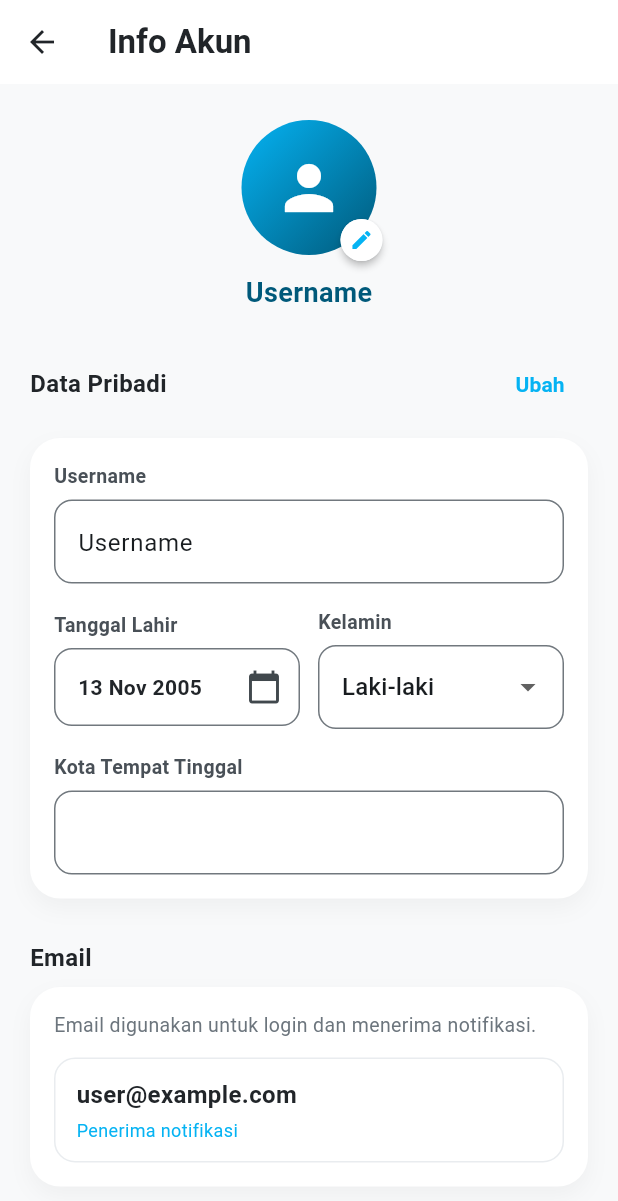
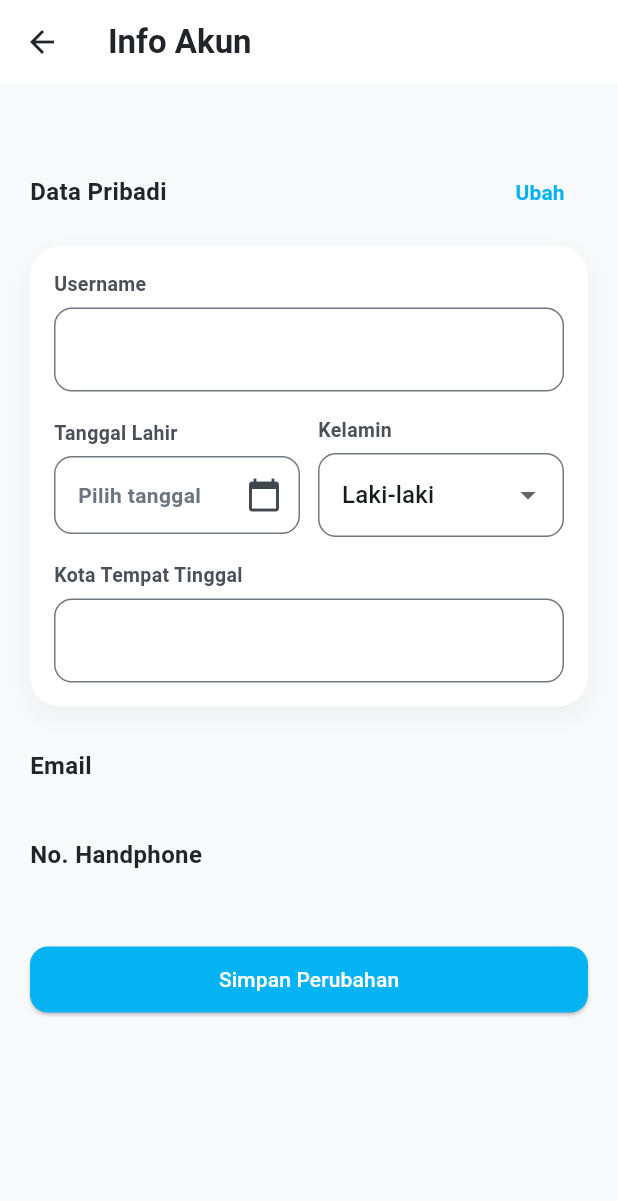
Before and after one commit to Llorente14/Wanderwhale, a Flutter app: the screen it shows after launch, item 5 of the bottom bar chosen, after a tap on "Account Information", on a phone screen of 412 x 824 dp. Shown: the top 1201 px of the screen. Run offline on Flutter 3.47's test engine with Material 3 defaults, Android fonts, the phone set to English and light mode, and no system bars; our stand-ins replace cached_network_image, dio, dotted_line, firebase_auth, firebase_core, flutter_riverpod and 2 more; accounts and stored records are empty; network calls fail; Roboto replaces fonts that are missing (SF Pro Display).

Commit message:
update profile

```diff
--- a/flutter_app/lib/providers/providers.dart
+++ b/flutter_app/lib/providers/providers.dart
@@ -9,3 +9,4 @@ export 'flight_providers.dart';
 export 'wishlist_providers.dart';
 export 'notification_providers.dart';
 export 'booking_providers.dart';
+export 'user_profile_provider.dart';
--- a/flutter_app/lib/providers/user_profile_provider.dart
+++ b/flutter_app/lib/providers/user_profile_provider.dart
@@ -1,8 +1,14 @@
+import 'package:firebase_auth/firebase_auth.dart';
 import 'package:flutter/foundation.dart';
 
 import '../core/config/app_config.dart';
 import '../core/network/api_client.dart';
 import '../models/user_profile.dart';
+import 'package:flutter_riverpod/flutter_riverpod.dart';
+
+final userProfileProvider = ChangeNotifierProvider<UserProfileProvider>((ref) {
+  return UserProfileProvider();
+});
 
 class UserProfileProvider extends ChangeNotifier {
   UserProfileProvider({
@@ -31,13 +37,31 @@ class UserProfileProvider extends ChangeNotifier {
     _authToken = token;
   }
 
+  Future<String?> _getAuthToken() async {
+    if (_authToken != null && _authToken!.isNotEmpty) {
+      return _authToken;
+    }
+    final user = FirebaseAuth.instance.currentUser;
+    if (user != null) {
+      try {
+        _authToken = await user.getIdToken();
+        return _authToken;
+      } catch (e) {
+        debugPrint('Error getting auth token: $e');
+        return null;
+      }
+    }
+    return null;
+  }
+
   Future<void> loadProfile({String? authToken, bool forceRefresh = false}) async {
     if (authToken != null) {
       _authToken = authToken;
     }
 
-    if (_authToken == null || _authToken!.isEmpty) {
-      _errorMessage = 'Token autentikasi belum diset.';
+    final token = await _getAuthToken();
+    if (token == null) {
+      _errorMessage = 'Token autentikasi belum diset dan user tidak login.';
       notifyListeners();
       return;
     }
@@ -53,7 +77,7 @@ class UserProfileProvider extends ChangeNotifier {
     try {
       final result = await _apiClient.get(
         path: AppConfig.userProfileEndpoint,
-        authToken: _authToken!,
+        authToken: token,
       );
 
       final data = result['data'] ?? result;
@@ -69,6 +93,51 @@ class UserProfileProvider extends ChangeNotifier {
     }
   }
 
+  Future<void> updateProfile(Map<String, dynamic> data) async {
+    _isLoading = true;
+    _errorMessage = null;
+    notifyListeners();
+
+    try {
+      // Gunakan ApiService langsung atau lewat ApiClient jika sudah ada wrapper-nya.
+      // Di sini kita asumsikan ApiClient punya method put atau kita pakai ApiService singleton jika ApiClient hanya wrapper http biasa.
+      // Tapi karena di kode yang ada ApiClient dipakai untuk get, kita coba pakai itu juga untuk put jika ada.
+      // Cek ApiClient dulu.
+      // Ternyata ApiClient di sini sepertinya wrapper custom. Mari kita lihat ApiClient dulu kalau perlu.
+      // Tapi tunggu, di file user_profile_provider.dart yang saya baca tadi:
+      // import '../core/network/api_client.dart';
+      // Dan _apiClient.get(...)
+
+      // Kalau saya lihat ApiService.dart yang saya edit sebelumnya, itu pakai Dio langsung.
+      // UserProfileProvider pakai ApiClient.
+      // Ini ada inkonsistensi di codebase user. Ada ApiService (singleton dengan Dio) dan ApiClient (wrapper).
+      // Saya harus cek ApiClient.dart dulu untuk memastikan dia punya method PUT.
+
+      final token = await _getAuthToken();
+      if (token == null) {
+        throw Exception('User tidak terautentikasi');
+      }
+
+      final result = await _apiClient.put(
+        path: AppConfig.userProfileEndpoint,
+        data: data,
+        authToken: token,
+      );
+
+      final responseData = result['data'] ?? result;
+       _profile = UserProfile.fromJson(
+        Map<String, dynamic>.from(responseData as Map),
+      );
+
+    } catch (error) {
+      _errorMessage = error.toString();
+      rethrow; // Rethrow agar UI bisa tangkap errornya
+    } finally {
+      _isLoading = false;
+      notifyListeners();
+    }
+  }
+
   Future<void> refresh() => loadProfile(forceRefresh: true);
 
   @override
--- a/flutter_app/lib/screens/user/edit_profile.dart
+++ b/flutter_app/lib/screens/user/edit_profile.dart
@@ -1,35 +1,18 @@
 import 'package:flutter/material.dart';
+import 'package:flutter_riverpod/flutter_riverpod.dart';
 
 import '../../core/theme/app_colors.dart';
 import '../../models/user_profile.dart';
+import '../../providers/user_profile_provider.dart';
 
-class EditProfileScreen extends StatefulWidget {
+class EditProfileScreen extends ConsumerStatefulWidget {
   const EditProfileScreen({super.key});
 
   @override
-  State<EditProfileScreen> createState() => _EditProfileScreenState();
+  ConsumerState<EditProfileScreen> createState() => _EditProfileScreenState();
 }
 
-class _EditProfileScreenState extends State<EditProfileScreen> {
-  static const UserProfile _mockProfile = UserProfile(
-    id: 'user-001',
-    email: 'user@example.com',
-    displayName: 'Username',
-    photoUrl: null,
-    phoneNumber: null,
-    dateOfBirth: null,
-    language: 'id',
-    currency: 'IDR',
-    createdAt: null,
-    updatedAt: null,
-    points: 0,
-    membershipLevel: 'Bronze',
-    postCount: 0,
-    followerCount: 0,
-    followingCount: 0,
-  );
-
-
+class _EditProfileScreenState extends ConsumerState<EditProfileScreen> {
   late final TextEditingController _displayNameController;
   late final TextEditingController _cityController;
   DateTime? _selectedBirthDate;
@@ -38,15 +21,31 @@ class _EditProfileScreenState extends State<EditProfileScreen> {
   @override
   void initState() {
     super.initState();
+    _displayNameController = TextEditingController();
+    _cityController = TextEditingController();
 
-    _displayNameController = TextEditingController(text: _mockProfile.displayName);
-    _cityController = TextEditingController();
-    _selectedBirthDate = DateTime(2005, 11, 13);
+    // Initialize with current profile data or fetch it
+    WidgetsBinding.instance.addPostFrameCallback((_) {
+      final provider = ref.read(userProfileProvider);
+      if (provider.profile == null) {
+        provider.loadProfile();
+      } else {
+        _populateFields(provider.profile!);
+      }
+    });
+  }
+
+  void _populateFields(UserProfile profile) {
+    _displayNameController.text = profile.displayName ?? '';
+    if (profile.dateOfBirth != null) {
+      setState(() {
+        _selectedBirthDate = profile.dateOfBirth;
+      });
+    }
   }
 
   @override
   void dispose() {
-
     _displayNameController.dispose();
     _cityController.dispose();
     super.dispose();
@@ -66,8 +65,46 @@ class _EditProfileScreenState extends State<EditProfileScreen> {
     }
   }
 
+  Future<void> _saveProfile() async {
+    final provider = ref.read(userProfileProvider);
+
+    // Construct payload
+    final payload = {
+      'displayName': _displayNameController.text,
+      'dateOfBirth': _selectedBirthDate?.toIso8601String(),
+      // 'gender': _selectedGender,
+      // 'city': _cityController.text,
+    };
+
+    try {
+      await provider.updateProfile(payload);
+      if (mounted) {
+        ScaffoldMessenger.of(context).showSnackBar(
+          const SnackBar(content: Text('Profil berhasil diperbarui')),
+        );
+        Navigator.of(context).pop();
+      }
+    } catch (e) {
+      if (mounted) {
+        ScaffoldMessenger.of(context).showSnackBar(
+          SnackBar(content: Text('Gagal memperbarui profil: $e')),
+        );
+      }
+    }
+  }
+
   @override
   Widget build(BuildContext context) {
+    ref.listen<UserProfileProvider>(userProfileProvider, (previous, next) {
+      if (previous?.profile != next.profile && next.profile != null) {
+        _populateFields(next.profile!);
+      }
+    });
+
+    final provider = ref.watch(userProfileProvider);
+    final profile = provider.profile;
+    final isLoading = provider.isLoading;
+
     return Scaffold(
       backgroundColor: AppColors.gray0,
       appBar: AppBar(
@@ -87,13 +124,16 @@ class _EditProfileScreenState extends State<EditProfileScreen> {
         ),
         centerTitle: false,
       ),
-      body: SingleChildScrollView(
+      body: isLoading
+          ? const Center(child: CircularProgressIndicator())
+          : SingleChildScrollView(
               padding: const EdgeInsets.symmetric(horizontal: 20, vertical: 24),
               child: Column(
                 crossAxisAlignment: CrossAxisAlignment.start,
                 children: [
+                  if (profile != null)
                     _ProfileAvatar(
-              profile: _mockProfile,
+                      profile: profile,
                       onEdit: () {},
                     ),
 
@@ -183,10 +223,11 @@ class _EditProfileScreenState extends State<EditProfileScreen> {
                     title: 'Email',
                   ),
                   const SizedBox(height: 8),
+                  if (profile != null)
                     _InfoBlock(
                       message:
                           'Email digunakan untuk login dan menerima notifikasi.',
-              value: _mockProfile.email,
+                      value: profile.email,
                       statusLabel: 'Penerima notifikasi',
                     ),
                   const SizedBox(height: 28),
@@ -194,18 +235,28 @@ class _EditProfileScreenState extends State<EditProfileScreen> {
                     title: 'No. Handphone',
                   ),
                   const SizedBox(height: 8),
+                  if (profile != null)
                     _InfoBlock(
                       message:
                           'No. handphone digunakan untuk login dan menerima notifikasi.',
-              value: _mockProfile.phoneNumber ?? '-',
+                      value: profile.phoneNumber ?? '-',
                       statusLabel: 'Utama',
                     ),
                   const SizedBox(height: 40),
                   SizedBox(
                     width: double.infinity,
                     child: ElevatedButton(
-                onPressed: () {},
-                child: const Text('Simpan Perubahan'),
+                      onPressed: isLoading ? null : _saveProfile,
+                      child: isLoading
+                          ? const SizedBox(
+                              height: 20,
+                              width: 20,
+                              child: CircularProgressIndicator(
+                                strokeWidth: 2,
+                                color: Colors.white,
+                              ),
+                            )
+                          : const Text('Simpan Perubahan'),
                     ),
                   ),
                 ],
@@ -266,7 +317,19 @@ class _ProfileAvatar extends StatelessWidget {
                     end: Alignment.bottomRight,
                   ),
                 ),
-                child: const Icon(
+                child: profile.photoUrl != null
+                    ? ClipOval(
+                        child: Image.network(
+                          profile.photoUrl!,
+                          fit: BoxFit.cover,
+                          errorBuilder: (ctx, err, stack) => const Icon(
+                            Icons.person,
+                            color: Colors.white,
+                            size: 48,
+                          ),
+                        ),
+                      )
+                    : const Icon(
                         Icons.person,
                         color: Colors.white,
                         size: 48,
--- a/flutter_app/lib/screens/user/profile_screens.dart
+++ b/flutter_app/lib/screens/user/profile_screens.dart
@@ -9,8 +9,8 @@ import '../main/settings_screen.dart';
 import 'edit_profile.dart';
 
 /// Static profile screen that mimics the provided wireframe.
-class ProfileScreen extends ConsumerWidget {
-  const ProfileScreen({super.key});
+class ProfileScreens extends ConsumerWidget {
+  const ProfileScreens({super.key});
 
   static const UserProfile _mockProfile = UserProfile(
     id: 'user-001',
```
Also changed, not shown: flutter_app/lib/core/network/api_client.dart (+28 -0 lines), flutter_app/lib/services/api_service.dart (+12 -0 lines). Lines whose indentation alone changed are shown as unchanged.
